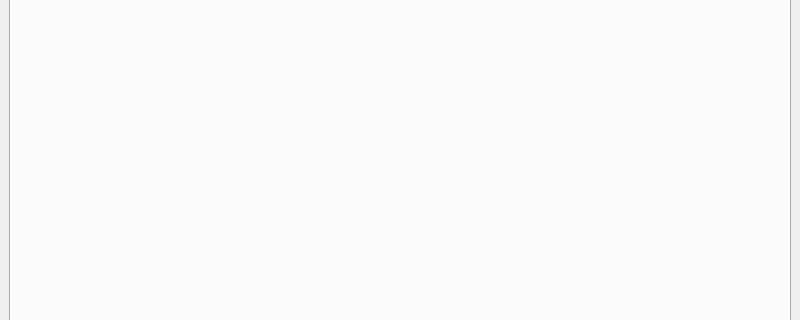
The window that ui/main_window.ui (estebanthi/WorkoutViewer) describes before a commit, drawn with Qt 5; both pictures show x 0 to 800 and y 141 to 461 of the 800 by 600 pixel window.
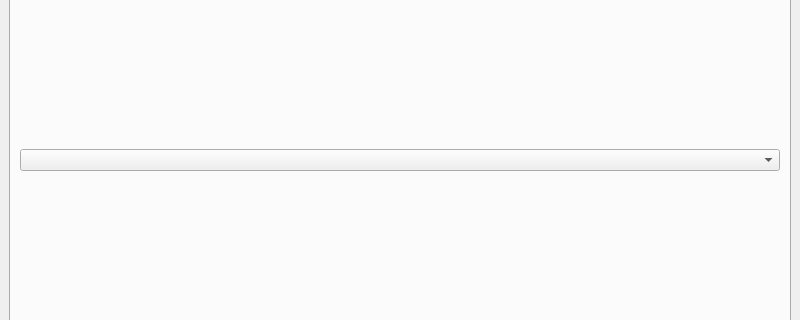
The same window after the commit.

The edit to the form file:
```diff
--- a/ui/main_window.ui
+++ b/ui/main_window.ui
@@ -324,6 +324,14 @@
        <attribute name="title">
         <string>Graphiques</string>
        </attribute>
+       <layout class="QVBoxLayout" name="layout">
+        <item>
+         <widget class="QComboBox" name="exoSelect"/>
+        </item>
+        <item>
+         <layout class="QVBoxLayout" name="graphsLayout"/>
+        </item>
+       </layout>
       </widget>
      </widget>
     </item>
```
